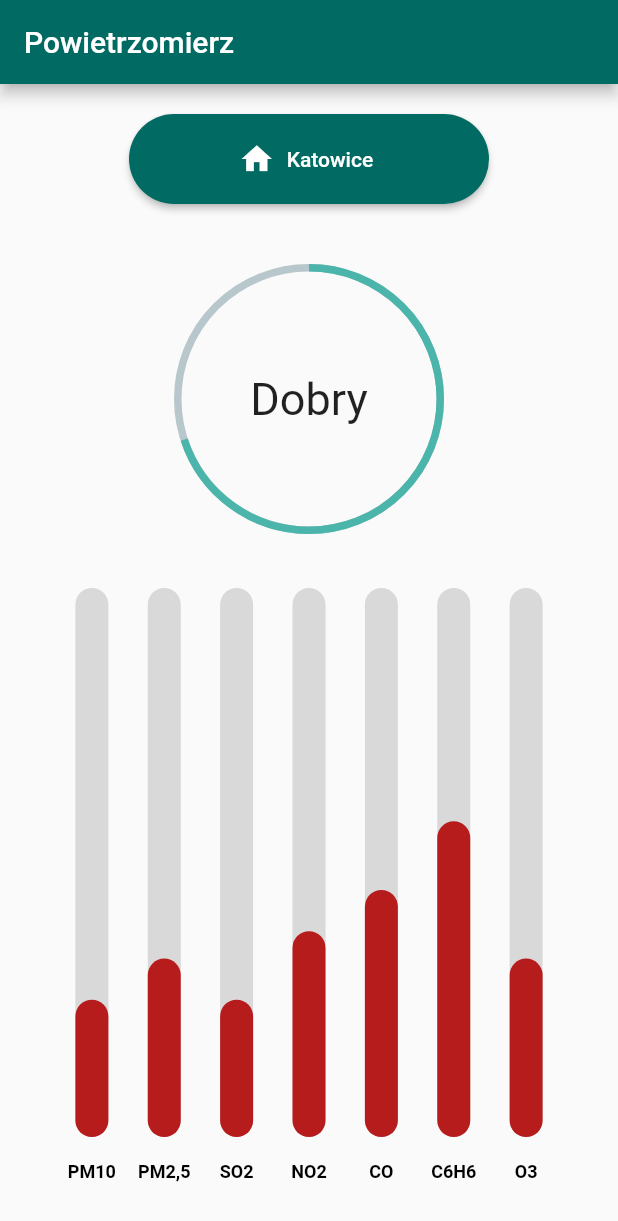
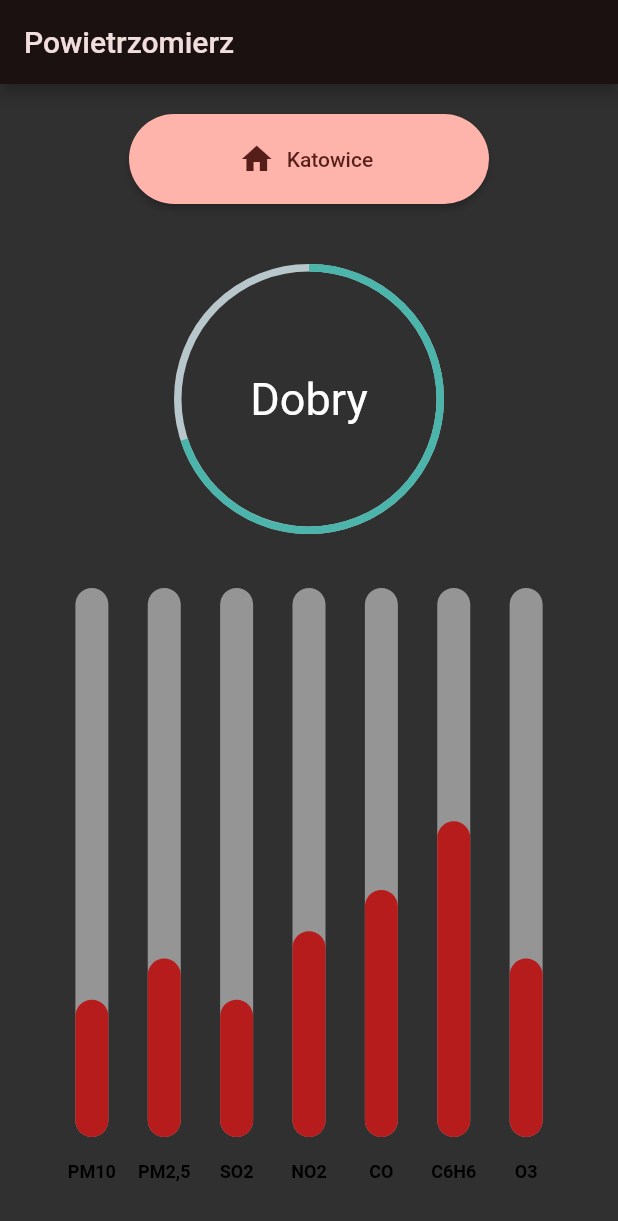
Before and after one commit to Kopunk/powietrzomierz, a Flutter app: the screen it shows after launch, on a phone screen of 412 x 824 dp. Shown: the top 1221 px of the screen. Run offline on Flutter 3.47's test engine with Material 2 defaults, Android fonts, the phone set to English and light mode, and no system bars; drawn by our look-alikes of fl_chart, percent_indicator.

Commit message:
change colors

```diff
--- a/lib/main.dart
+++ b/lib/main.dart
@@ -16,7 +16,7 @@ class MyApp extends StatelessWidget {
     return MaterialApp(
       title: 'Powietrzomierz',
       theme: ThemeData(
-        colorScheme: greenColorScheme,
+        colorScheme: redDarkColorScheme,
       ),
       home: const MyHomePage(title: 'Powietrzomierz'),
     );
--- a/lib/theme/colors.dart
+++ b/lib/theme/colors.dart
@@ -2,7 +2,7 @@ import 'package:flutter/material.dart';
 
 Color primaryRed = const Color(0xFFb71c1c);
 Color primaryGreen = const Color(0xFF4bb5ab);
-Color secondary = const Color(0xFF455a64);
+Color secondary = const Color(0xFF4b4b4b);
 
 ColorScheme greenColorScheme = ColorScheme.fromSeed(
     brightness: Brightness.light, seedColor: primaryGreen, secondary: secondary);
@@ -11,7 +11,7 @@ ColorScheme redColorScheme = ColorScheme.fromSeed(
     brightness: Brightness.light, seedColor: primaryRed, secondary: secondary);
 
 ColorScheme greenDarkColorScheme = ColorScheme.fromSeed(
-    brightness: Brightness.dark, seedColor: secondary, secondary: primaryGreen);
+    brightness: Brightness.dark, seedColor: primaryGreen, secondary: primaryGreen);
 
 ColorScheme redDarkColorScheme = ColorScheme.fromSeed(
-    brightness: Brightness.dark, seedColor: secondary, secondary: primaryRed);
+    brightness: Brightness.dark, seedColor: primaryRed, secondary: primaryRed);
```
